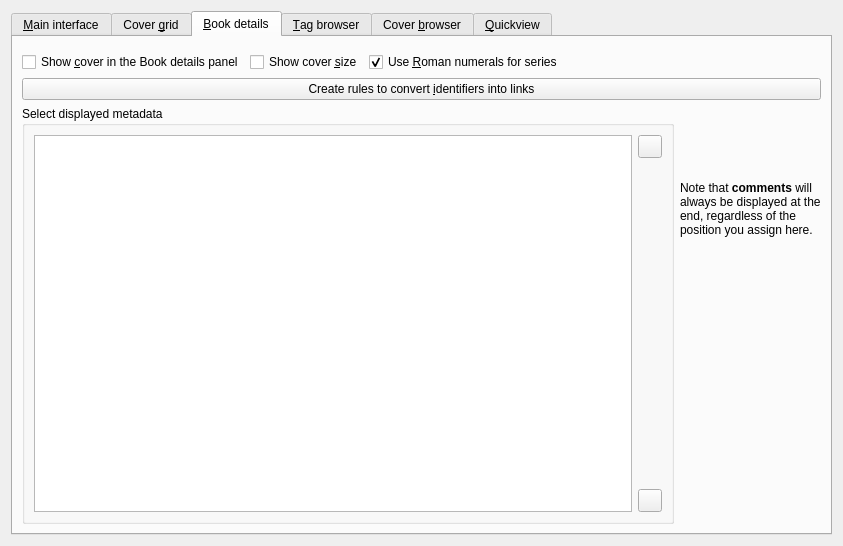
Above: src/calibre/gui2/preferences/look_feel.ui from debian-calibre/calibre before the change. Below: the same form after it.
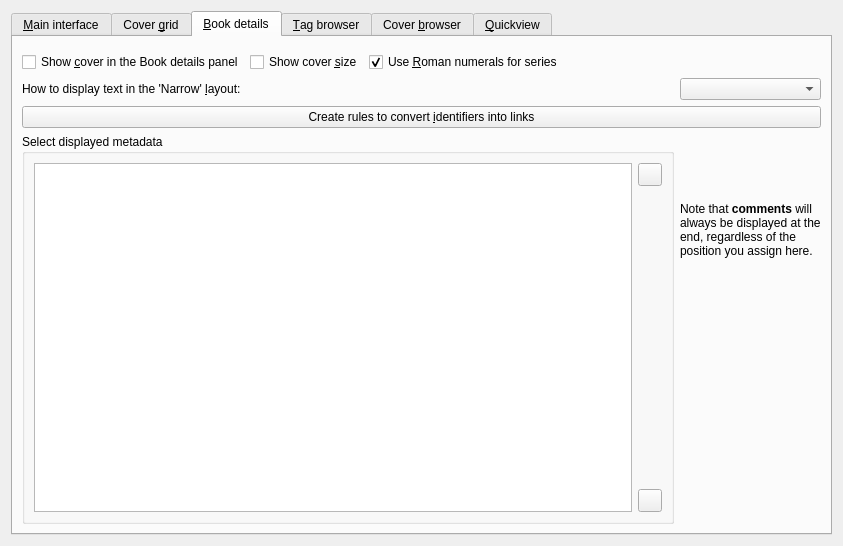
That is the form after the change. The open tabs and pages were chosen to show the change. Icons and pictures are not drawn. Custom widgets are drawn as their Qt base class.

```diff
--- a/src/calibre/gui2/preferences/look_feel.ui
+++ b/src/calibre/gui2/preferences/look_feel.ui
@@ -703,7 +703,7 @@
        <string>&amp;Book details</string>
       </attribute>
       <layout class="QGridLayout" name="gridLayout_12">
-       <item row="3" column="1">
+       <item row="4" column="1">
         <widget class="QLabel" name="label_3">
          <property name="text">
           <string>Note that &lt;b&gt;comments&lt;/b&gt; will always be displayed at the end, regardless of the position you assign here.</string>
@@ -713,7 +713,7 @@
          </property>
         </widget>
        </item>
-       <item row="3" column="0" rowspan="2">
+       <item row="4" column="0" rowspan="2">
         <widget class="QGroupBox" name="groupBox">
          <property name="title">
           <string>Select displayed metadata</string>
@@ -808,7 +808,7 @@
          </item>
         </layout>
        </item>
-       <item row="2" column="0" colspan="2">
+       <item row="3" column="0" colspan="2">
         <widget class="QPushButton" name="id_links_button">
          <property name="text">
           <string>Create rules to convert &amp;identifiers into links</string>
@@ -825,6 +825,19 @@
          </property>
         </widget>
        </item>
+       <item row="2" column="0">
+        <widget class="QLabel" name="label_25">
+         <property name="text">
+          <string>How to display text in the 'Narrow' &amp;layout:</string>
+         </property>
+         <property name="buddy">
+          <cstring>opt_book_details_narrow_comments_layout</cstring>
+         </property>
+        </widget>
+       </item>
+       <item row="2" column="1">
+        <widget class="QComboBox" name="opt_book_details_narrow_comments_layout"/>
+       </item>
       </layout>
      </widget>
      <widget class="QWidget" name="tag_browser_tab">
```
Left out of the diff: 24 changed lines with no effect on the pictures.
